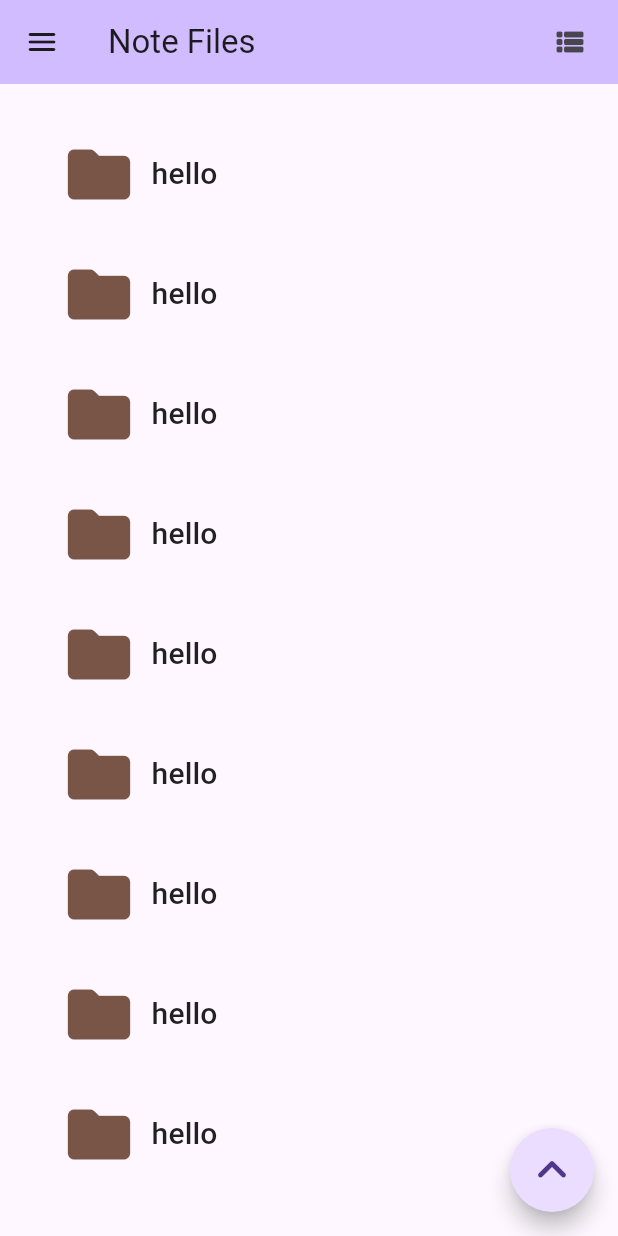
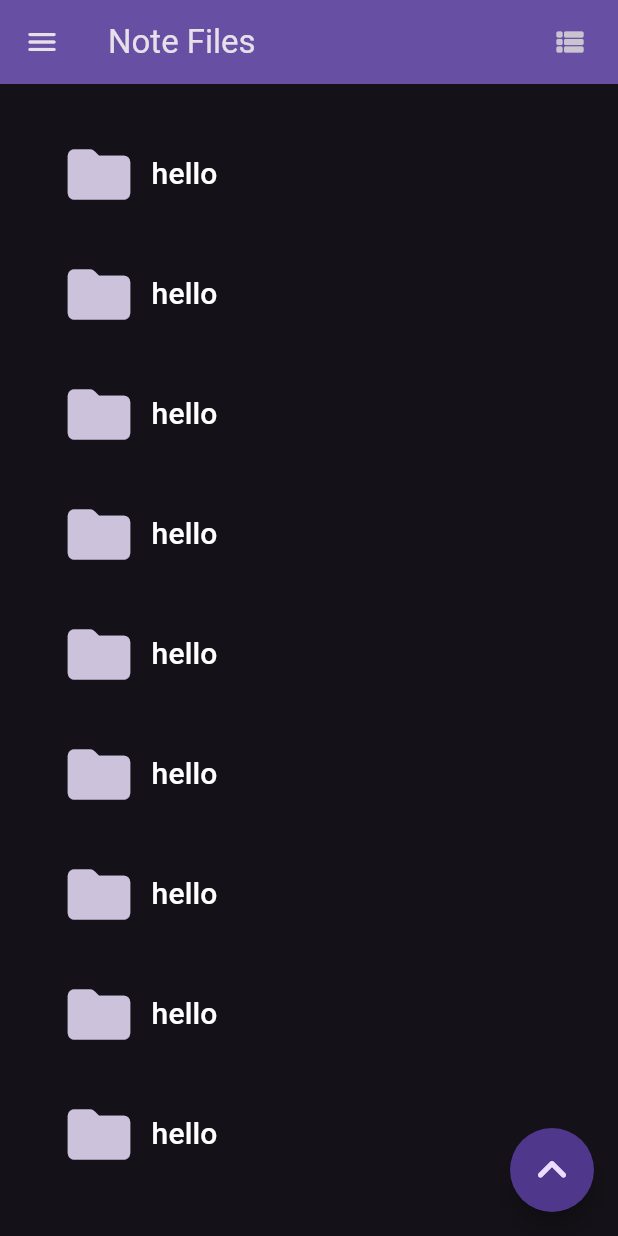
Before and after one commit to hesham04Dev/KAF, a Flutter app: the screen it shows after launch, on a phone screen of 412 x 824 dp. Run offline on Flutter 3.47's test engine with Material 2 defaults, Android fonts, the phone set to English and light mode, and no system bars; our stand-ins replace date_format, isar; missing offline and left inert: auto_direction; accounts and stored records are empty; generated files the repository leaves out were written again.

Commit message:
completing the design expt the grid view adding isar adding the blue print of the db

```diff
--- /dev/null
+++ b/lib/collection/Folder.dart
@@ -0,0 +1,9 @@
+import 'package:isar/isar.dart';
+part 'Folder.g.dart';
+
+@collection
+class Folder {
+  Id id = Isar.autoIncrement;
+  String? name;
+  String? parent;
+}
--- /dev/null
+++ b/lib/collection/Note.dart
@@ -0,0 +1,16 @@
+import 'package:isar/isar.dart';
+
+import 'Folder.dart';
+
+part 'Note.g.dart';
+
+
+
+@collection
+class Note {
+  Id id = Isar.autoIncrement;
+  late DateTime? date;
+  late String? title;
+  late String? content;
+  final parentFolder = IsarLink<Folder>();
+}
--- a/lib/main.dart
+++ b/lib/main.dart
@@ -1,4 +1,5 @@
 import 'package:flutter/material.dart';
+import 'package:flutter/scheduler.dart';
 import 'package:note_filest1/screens/editNote.dart';
 
 void main() {
@@ -13,7 +14,8 @@
     return MaterialApp(
       debugShowCheckedModeBanner: false,
       title: 'Flutter Demo',
-      themeMode: ThemeMode.light,
+      //themeMode: MediaQuery.maybePlatformBrightnessOf(context) != Brightness.light ?ThemeMode.dark:ThemeMode.light,
+      themeMode:ThemeMode.dark,
       debugShowMaterialGrid: false,
       theme: ThemeData(
         useMaterial3: true,
@@ -42,8 +44,10 @@
   bool actionButtonPressed = false;
   bool gridView = false;
 
+
   @override
   Widget build(BuildContext context) {
+    bool isDark= MediaQuery.maybePlatformBrightnessOf(context) == Brightness.dark;
     return Scaffold(
       appBar: AppBar(
         backgroundColor: Theme.of(context).colorScheme.inversePrimary,
@@ -128,15 +132,15 @@
                   //TODO open the page of this folder that can contains files and folders
                   // TODO open the page of the note allow to edit it and show the count of the words
                 },
-                child: const Padding(
-                  padding: EdgeInsets.symmetric(horizontal: 5, vertical: 15),
+                child:  Padding(
+                  padding: const EdgeInsets.symmetric(horizontal: 5, vertical: 15),
                   child: Row(
                     children: [
-                      Icon(Icons.folder_rounded, size: 50, color: Colors.brown),
-                      SizedBox(
+                      Icon(Icons.folder_rounded, size: 50, color: Theme.of(context).colorScheme.secondary ),
+                      const SizedBox(
                         width: 10,
                       ),
-                      FittedBox(
+                      const FittedBox(
                         child: Text(
                           "hello",
                           style: TextStyle(fontSize: 20),
@@ -189,14 +193,11 @@
                                       onSubmitted: (value) {
                                         /*TODO */
                                       },
-                                      decoration: const InputDecoration(
+                                      decoration:   InputDecoration(
                                           hintText: " Folder Name",
-                                          /*  border: UnderlineInputBorder(
-                                          borderRadius: BorderRadius.circular(20)
-                                        ),*/
-
+                                            border: const UnderlineInputBorder(),
                                           filled: true,
-                                          fillColor: Colors.white),
+                                          fillColor: isDark == true ? Colors.black12 :Colors.white),
                                     ),
                                   ),
                                 ),
@@ -227,7 +228,7 @@
                     shape: const OvalBorder(),
                     mini: true,
                     onPressed: () {
-                      Navigator.pushNamed(context, EditNote.routeName);
+                      Navigator.pushNamed(context, EditNote.routeName,arguments:[isDark] );
                     },
                     child: const Icon(Icons.note_add),
                   ),
--- a/lib/models/styles.dart
+++ b/lib/models/styles.dart
@@ -1,5 +1,6 @@
 
 
+import 'package:flutter/foundation.dart';
 import 'package:flutter/material.dart';
 
 class MediumText extends TextStyle{
--- a/lib/screens/editNote.dart
+++ b/lib/screens/editNote.dart
@@ -13,11 +13,13 @@
 }
 
 class _EditNoteState extends State<EditNote> {
-  String titleOfnote = "";
+  String titleOfNote = "";
   String noteText = "";
 
   @override
   Widget build(BuildContext context) {
+    final routeArgs = ModalRoute.of(context)!.settings.arguments as List<bool>;
+    bool isDark =routeArgs[0];
     return Scaffold(
       appBar: AppBar(
         leading: IconButton(
@@ -53,7 +55,7 @@
         padding: const EdgeInsets.all(8.0),
         child: Container(
           decoration: BoxDecoration(
-              color: Colors.grey[300], borderRadius: BorderRadius.circular(10)),
+              color: isDark == true ? Colors.white10:Colors.grey[300], borderRadius: BorderRadius.circular(10)),
           child: Padding(
             padding: const EdgeInsets.all(8.0),
             child: Column(
--- a/pubspec.yaml
+++ b/pubspec.yaml
@@ -38,10 +38,15 @@
   path_provider: ^2.0.15
   auto_direction: ^0.0.6
   date_format: ^2.0.7
+  isar: ^3.1.0+1
+  isar_generator: ^3.1.0+1
+
+  isar_flutter_libs: ^3.1.0+1
 
 dev_dependencies:
   flutter_test:
     sdk: flutter
+  build_runner: ^2.4.6
 
   # The "flutter_lints" package below contains a set of recommended lints to
   # encourage good coding practices. The lint set provided by the package is
```
Also changed, not shown: lib/collection/Folder.g.dart (added), lib/collection/Note.g.dart (added), pubspec.lock, 5 other files.
